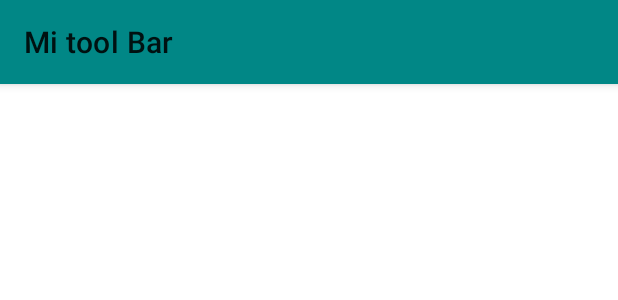
After one commit to heisenferg/KotlinWidgets, an Android app: the layout app_bar_main.xml on its own in the app's theme, with its tools: preview values and no code run, on a phone screen of 412 x 824 dp. The commit adds this screen. Shown: the top 300 px of the screen. Run offline under Robolectric (Android 15) with nearby library versions, the phone set to English and light mode, and no system bars.

Commit message:
Añadido menú

```diff
--- a/app/src/main/java/com/example/widgets/MainActivity.kt
+++ b/app/src/main/java/com/example/widgets/MainActivity.kt
@@ -15,10 +15,11 @@ class MainActivity : AppCompatActivity() {
         setContentView(R.layout.activity_main)
 
         var webView: WebView = findViewById(R.id.webView)
-        var settigsWeb : WebSettings = webView.settings
+        var settigsWeb: WebSettings = webView.settings
         settigsWeb.javaScriptEnabled = true
-       // webView.webViewClient
+        // webView.webViewClient
         webView.webViewClient = WebViewClient()
         webView.loadUrl("https://www.marca.com/")
     }
+
 }
--- /dev/null
+++ b/app/src/main/res/drawable/ic_baseline_clear_24.xml
@@ -0,0 +1,5 @@
+<vector android:height="24dp" android:tint="#7B1B1B"
+    android:viewportHeight="24" android:viewportWidth="24"
+    android:width="24dp" xmlns:android="http://schemas.android.com/apk/res/android">
+    <path android:fillColor="@android:color/white" android:pathData="M19,6.41L17.59,5 12,10.59 6.41,5 5,6.41 10.59,12 5,17.59 6.41,19 12,13.41 17.59,19 19,17.59 13.41,12z"/>
+</vector>
--- /dev/null
+++ b/app/src/main/res/drawable/ic_baseline_directions_car_24.xml
@@ -0,0 +1,5 @@
+<vector android:height="24dp" android:tint="#7B1B1B"
+    android:viewportHeight="24" android:viewportWidth="24"
+    android:width="24dp" xmlns:android="http://schemas.android.com/apk/res/android">
+    <path android:fillColor="@android:color/white" android:pathData="M18.92,6.01C18.72,5.42 18.16,5 17.5,5h-11c-0.66,0 -1.21,0.42 -1.42,1.01L3,12v8c0,0.55 0.45,1 1,1h1c0.55,0 1,-0.45 1,-1v-1h12v1c0,0.55 0.45,1 1,1h1c0.55,0 1,-0.45 1,-1v-8l-2.08,-5.99zM6.5,16c-0.83,0 -1.5,-0.67 -1.5,-1.5S5.67,13 6.5,13s1.5,0.67 1.5,1.5S7.33,16 6.5,16zM17.5,16c-0.83,0 -1.5,-0.67 -1.5,-1.5s0.67,-1.5 1.5,-1.5 1.5,0.67 1.5,1.5 -0.67,1.5 -1.5,1.5zM5,11l1.5,-4.5h11L19,11L5,11z"/>
+</vector>
--- /dev/null
+++ b/app/src/main/res/drawable/ic_baseline_run_circle_24.xml
@@ -0,0 +1,5 @@
+<vector android:height="24dp" android:tint="#7B1B1B"
+    android:viewportHeight="24" android:viewportWidth="24"
+    android:width="24dp" xmlns:android="http://schemas.android.com/apk/res/android">
+    <path android:fillColor="@android:color/white" android:pathData="M12,2C6.48,2 2,6.48 2,12c0,5.52 4.48,10 10,10s10,-4.48 10,-10C22,6.48 17.52,2 12,2zM13.5,6c0.55,0 1,0.45 1,1c0,0.55 -0.45,1 -1,1s-1,-0.45 -1,-1C12.5,6.45 12.95,6 13.5,6zM16,12c-0.7,0 -2.01,-0.54 -2.91,-1.76l-0.41,2.35L14,14.03V18h-1v-3.58l-1.11,-1.21l-0.52,2.64L7.6,15.08l0.2,-0.98l2.78,0.57l0.96,-4.89L10,10.35V12H9V9.65l3.28,-1.21c0.49,-0.18 1.03,0.06 1.26,0.53C14.37,10.67 15.59,11 16,11V12z"/>
+</vector>
--- /dev/null
+++ b/app/src/main/res/drawable/ic_baseline_south_west_24.xml
@@ -0,0 +1,5 @@
+<vector android:height="24dp" android:tint="#7B1B1B"
+    android:viewportHeight="24" android:viewportWidth="24"
+    android:width="24dp" xmlns:android="http://schemas.android.com/apk/res/android">
+    <path android:fillColor="@android:color/white" android:pathData="M15,19v-2H8.41L20,5.41L18.59,4L7,15.59V9H5v10H15z"/>
+</vector>
--- /dev/null
+++ b/app/src/main/res/drawable/ic_baseline_star_24.xml
@@ -0,0 +1,5 @@
+<vector android:height="24dp" android:tint="#7B1B1B"
+    android:viewportHeight="24" android:viewportWidth="24"
+    android:width="24dp" xmlns:android="http://schemas.android.com/apk/res/android">
+    <path android:fillColor="@android:color/white" android:pathData="M12,17.27L18.18,21l-1.64,-7.03L22,9.24l-7.19,-0.61L12,2 9.19,8.63 2,9.24l5.46,4.73L5.82,21z"/>
+</vector>
--- a/app/src/main/res/layout/activity_main.xml
+++ b/app/src/main/res/layout/activity_main.xml
@@ -6,7 +6,7 @@
     android:layout_height="match_parent"
     tools:context=".MainActivity">
 
-
+<!--
     <com.google.android.material.imageview.ShapeableImageView
         android:id="@+id/sivCircular"
         android:layout_width="200dp"
@@ -56,7 +56,7 @@
         app:layout_constraintStart_toEndOf="@+id/sivCircular3"
         app:layout_constraintTop_toTopOf="@+id/sivCircular3"
         app:shapeAppearanceOverlay="@style/cornerCut" />
-
+-->
     <WebView
         android:id="@+id/webView"
         android:layout_width="409dp"
@@ -64,7 +64,7 @@
         app:layout_constraintBottom_toBottomOf="parent"
         app:layout_constraintEnd_toEndOf="parent"
         app:layout_constraintStart_toStartOf="parent"
-        app:layout_constraintTop_toBottomOf="@+id/sivCircular3"
+        app:layout_constraintTop_toTopOf="parent"
         app:layout_constraintVertical_bias="0.0" />
 
 </androidx.constraintlayout.widget.ConstraintLayout>
--- /dev/null
+++ b/app/src/main/res/layout/app_bar_main.xml
@@ -0,0 +1,27 @@
+<?xml version="1.0" encoding="utf-8"?>
+<androidx.coordinatorlayout.widget.CoordinatorLayout xmlns:android="http://schemas.android.com/apk/res/android"
+    android:layout_width="match_parent"
+    android:layout_height="match_parent"
+    xmlns:app="http://schemas.android.com/apk/res-auto"
+    xmlns:tools="http://schemas.android.com/tools"
+    tools:context=".MainActivity">
+
+    <com.google.android.material.appbar.AppBarLayout
+        android:layout_width="match_parent"
+        android:layout_height="wrap_content"
+        android:fitsSystemWindows="true">
+
+        <androidx.appcompat.widget.Toolbar
+            android:id="@+id/toolBar"
+            android:layout_width="match_parent"
+            android:layout_height="?attr/actionBarSize"
+            android:background="@color/teal_700"
+            app:layout_scrollFlags="scroll|enterAlways"
+            app:title="Mi tool Bar">
+
+        </androidx.appcompat.widget.Toolbar>
+
+
+    </com.google.android.material.appbar.AppBarLayout>
+
+</androidx.coordinatorlayout.widget.CoordinatorLayout>
```
Also changed, not shown: app/src/main/AndroidManifest.xml (+0 -12 lines), app/src/main/java/com/example/widgets/searchView.kt (+9 -0 lines), app/src/main/res/layout/activity_search_view.xml (+12 -0 lines), app/src/main/res/menu/activity_menu_drawer.xml (added, +36 -0 lines).
